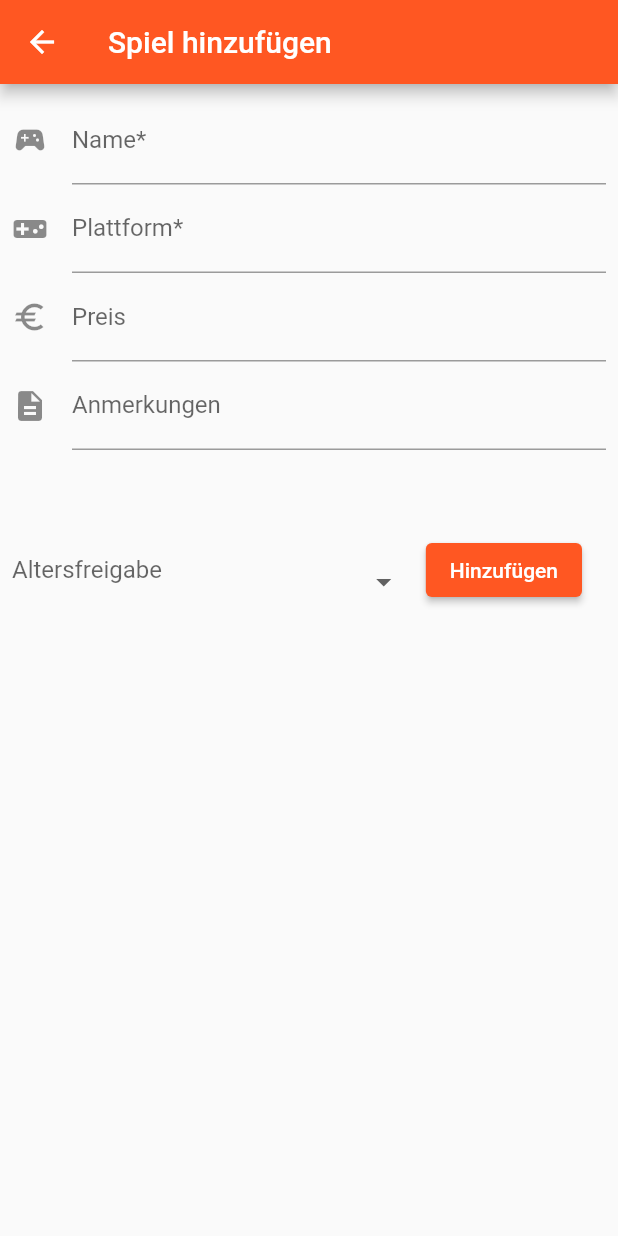
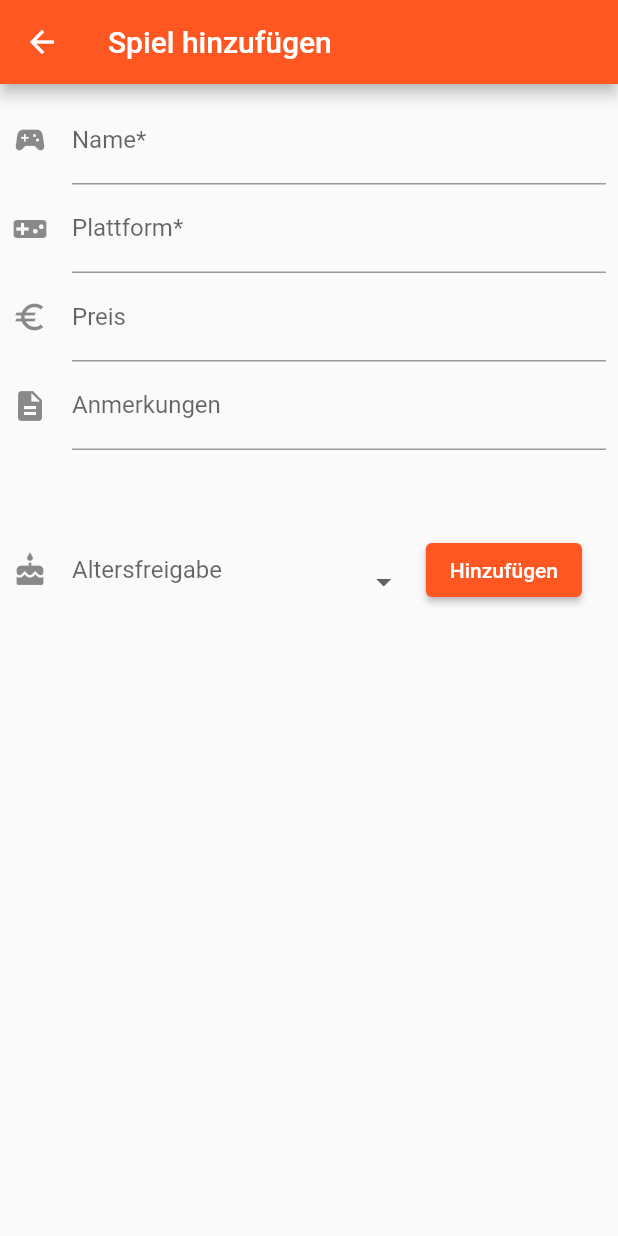
Before and after one commit to PhiliGuertler/pile-of-shame, a Flutter app: the AddGameScreen screen opened directly, on a phone screen of 412 x 824 dp. Run offline on Flutter 3.47's test engine with Material 2 defaults, Android fonts, the phone set to English and light mode, and no system bars; our stand-ins replace dropdown_button2, transparent_image.

Commit message:
added a cake-icon to age-restriction input

```diff
--- a/pile_of_shame/lib/src/screens/game_addition.dart
+++ b/pile_of_shame/lib/src/screens/game_addition.dart
@@ -158,6 +158,7 @@ class _AddGameScreenState extends State<AddGameScreen> {
                               errorBorder: InputBorder.none,
                               disabledBorder: InputBorder.none,
                               focusedErrorBorder: InputBorder.none,
+                              icon: Icon(Icons.cake),
                             ),
                             isExpanded: true,
                             itemHeight: 70,
```
